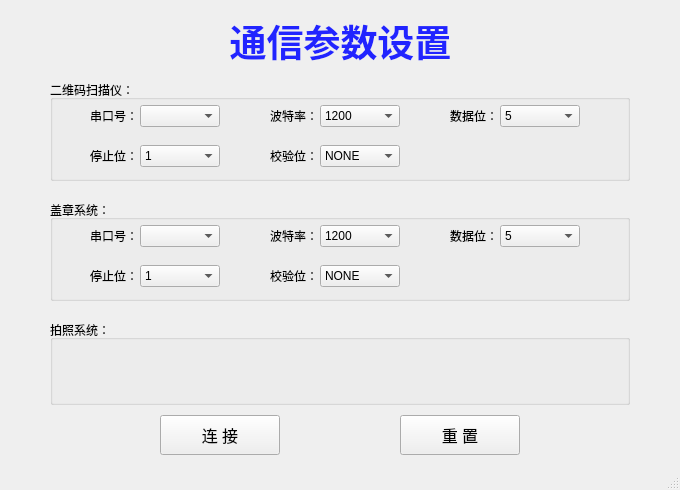
yangleils/SignatureMachine, file communication.ui: the form before one commit.
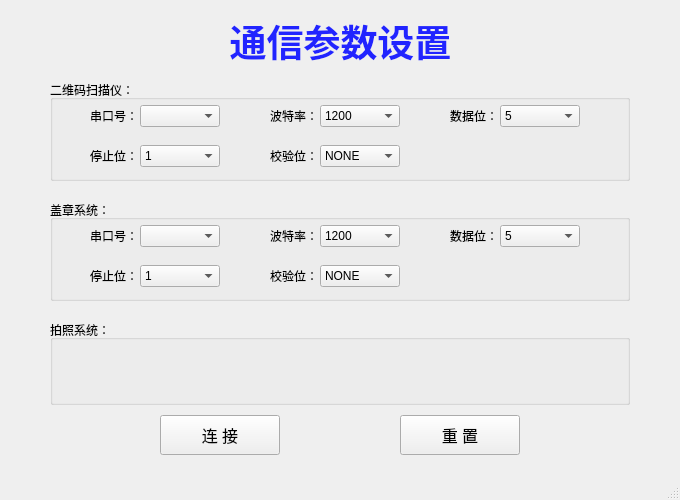
The form after the commit.

Diff of the .ui file:
```diff
--- a/communication.ui
+++ b/communication.ui
@@ -7,7 +7,7 @@
     <x>0</x>
     <y>0</y>
     <width>680</width>
-    <height>490</height>
+    <height>500</height>
    </rect>
   </property>
   <property name="windowTitle">
```
